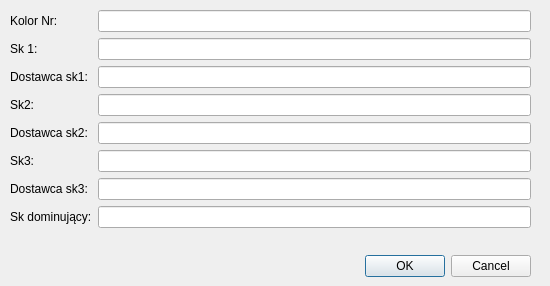
Old version of the form nowyKolorDialog.ui in the repository militia11/shoes.
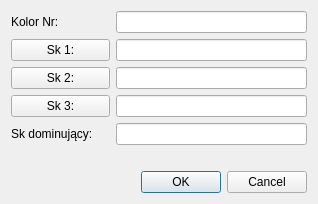
New version of the form. Icons and pictures are not drawn.

Diff of the .ui file:
```diff
--- a/nowyKolorDialog.ui
+++ b/nowyKolorDialog.ui
@@ -6,148 +6,200 @@
    <rect>
     <x>0</x>
     <y>0</y>
-    <width>550</width>
-    <height>286</height>
+    <width>318</width>
+    <height>204</height>
    </rect>
   </property>
   <property name="windowTitle">
    <string>Dodaj kolor</string>
   </property>
-  <widget class="QDialogButtonBox" name="buttonBox">
-   <property name="geometry">
-    <rect>
-     <x>190</x>
-     <y>250</y>
-     <width>341</width>
-     <height>32</height>
-    </rect>
-   </property>
-   <property name="orientation">
-    <enum>Qt::Horizontal</enum>
-   </property>
-   <property name="standardButtons">
-    <set>QDialogButtonBox::Cancel|QDialogButtonBox::Ok</set>
-   </property>
-  </widget>
-  <widget class="QWidget" name="layoutWidget">
-   <property name="geometry">
-    <rect>
-     <x>10</x>
-     <y>10</y>
-     <width>521</width>
-     <height>241</height>
-    </rect>
-   </property>
-   <layout class="QFormLayout" name="formLayout">
-    <item row="0" column="0">
-     <widget class="QLabel" name="label_7">
-      <property name="text">
-       <string>Kolor Nr:</string>
-      </property>
-      <property name="alignment">
-       <set>Qt::AlignLeading|Qt::AlignLeft|Qt::AlignVCenter</set>
-      </property>
-     </widget>
-    </item>
-    <item row="1" column="0">
-     <widget class="QLabel" name="label_3">
-      <property name="text">
-       <string>Sk 1:</string>
-      </property>
-     </widget>
-    </item>
-    <item row="1" column="1">
-     <widget class="QLineEdit" name="lineEditSk1"/>
-    </item>
-    <item row="2" column="0">
-     <widget class="QLabel" name="label_8">
-      <property name="text">
-       <string>Dostawca sk1:</string>
-      </property>
-     </widget>
-    </item>
-    <item row="2" column="1">
-     <widget class="QLineEdit" name="lineEditSk1d"/>
-    </item>
-    <item row="3" column="0">
-     <widget class="QLabel" name="label_9">
-      <property name="text">
-       <string>Sk2:</string>
-      </property>
-     </widget>
-    </item>
-    <item row="3" column="1">
-     <widget class="QLineEdit" name="lineEditSk2"/>
-    </item>
-    <item row="4" column="0">
-     <widget class="QLabel" name="label_5">
-      <property name="text">
-       <string>Dostawca sk2:</string>
-      </property>
-     </widget>
-    </item>
-    <item row="4" column="1">
-     <widget class="QLineEdit" name="lineEditSk2d"/>
-    </item>
-    <item row="5" column="0">
-     <widget class="QLabel" name="label_6">
-      <property name="text">
-       <string>Sk3:</string>
-      </property>
-     </widget>
-    </item>
-    <item row="5" column="1">
-     <widget class="QLineEdit" name="lineEditSk3"/>
-    </item>
-    <item row="6" column="0">
-     <widget class="QLabel" name="label_10">
-      <property name="text">
-       <string>&lt;html&gt;&lt;head/&gt;&lt;body&gt;&lt;p&gt;Dostawca sk3:&lt;/p&gt;&lt;/body&gt;&lt;/html&gt;</string>
-      </property>
-     </widget>
-    </item>
-    <item row="6" column="1">
-     <widget class="QLineEdit" name="lineEditSk3d">
-      <property name="styleSheet">
-       <string notr="true"/>
-      </property>
-      <property name="frame">
-       <bool>true</bool>
-      </property>
-     </widget>
-    </item>
-    <item row="9" column="1">
-     <spacer name="verticalSpacer_2">
-      <property name="orientation">
-       <enum>Qt::Vertical</enum>
-      </property>
-      <property name="sizeHint" stdset="0">
-       <size>
-        <width>40</width>
-        <height>2</height>
-       </size>
-      </property>
-     </spacer>
-    </item>
-    <item row="7" column="1">
-     <widget class="QLineEdit" name="lineEditSkDominujacy">
-      <property name="styleSheet">
-       <string notr="true"/>
-      </property>
-     </widget>
-    </item>
-    <item row="7" column="0">
-     <widget class="QLabel" name="label_4">
-      <property name="text">
-       <string>&lt;html&gt;&lt;head/&gt;&lt;body&gt;&lt;p&gt;Sk dominujący:&lt;/p&gt;&lt;/body&gt;&lt;/html&gt;</string>
-      </property>
-     </widget>
-    </item>
-    <item row="0" column="1">
-     <widget class="QLineEdit" name="spinBox"/>
-    </item>
-   </layout>
-  </widget>
+  <layout class="QVBoxLayout" name="verticalLayout">
+   <item>
+    <layout class="QFormLayout" name="formLayout">
+     <item row="0" column="0">
+      <widget class="QLabel" name="label_7">
+       <property name="text">
+        <string>Kolor Nr:</string>
+       </property>
+       <property name="alignment">
+        <set>Qt::AlignLeading|Qt::AlignLeft|Qt::AlignVCenter</set>
+       </property>
+      </widget>
+     </item>
+     <item row="0" column="1">
+      <widget class="QLineEdit" name="spinBox"/>
+     </item>
+     <item row="1" column="1">
+      <widget class="QLineEdit" name="lineEditSk1">
+       <property name="readOnly">
+        <bool>true</bool>
+       </property>
+      </widget>
+     </item>
+     <item row="2" column="1">
+      <widget class="QLineEdit" name="lineEditSk2">
+       <property name="readOnly">
+        <bool>true</bool>
+       </property>
+      </widget>
+     </item>
+     <item row="3" column="1">
+      <widget class="QLineEdit" name="lineEditSk3">
+       <property name="readOnly">
+        <bool>true</bool>
+       </property>
+      </widget>
+     </item>
+     <item row="4" column="0">
+      <widget class="QLabel" name="label_4">
+       <property name="text">
+        <string>&lt;html&gt;&lt;head/&gt;&lt;body&gt;&lt;p&gt;Sk dominujący:&lt;/p&gt;&lt;/body&gt;&lt;/html&gt;</string>
+       </property>
+      </widget>
+     </item>
+     <item row="4" column="1">
+      <widget class="QLineEdit" name="lineEditSkDominujacy">
+       <property name="styleSheet">
+        <string notr="true"/>
+       </property>
+      </widget>
+     </item>
+     <item row="1" column="0">
+      <widget class="QPushButton" name="pushButton_2">
+       <property name="sizePolicy">
+        <sizepolicy hsizetype="Minimum" vsizetype="Minimum">
+         <horstretch>0</horstretch>
+         <verstretch>0</verstretch>
+        </sizepolicy>
+       </property>
+       <property name="minimumSize">
+        <size>
+         <width>99</width>
+         <height>22</height>
+        </size>
+       </property>
+       <property name="maximumSize">
+        <size>
+         <width>36</width>
+         <height>36</height>
+        </size>
+       </property>
+       <property name="toolTip">
+        <string>Dodaj klienta</string>
+       </property>
+       <property name="text">
+        <string>Sk 1:</string>
+       </property>
+       <property name="icon">
+        <iconset resource="zasoby.qrc">
+         <normaloff>:/zasoby/add.png</normaloff>:/zasoby/add.png</iconset>
+       </property>
+       <property name="iconSize">
+        <size>
+         <width>15</width>
+         <height>26</height>
+        </size>
+       </property>
+       <property name="autoDefault">
+        <bool>false</bool>
+       </property>
+      </widget>
+     </item>
+     <item row="2" column="0">
+      <widget class="QPushButton" name="pushButton_3">
+       <property name="sizePolicy">
+        <sizepolicy hsizetype="Minimum" vsizetype="Minimum">
+         <horstretch>0</horstretch>
+         <verstretch>0</verstretch>
+        </sizepolicy>
+       </property>
+       <property name="minimumSize">
+        <size>
+         <width>99</width>
+         <height>22</height>
+        </size>
+       </property>
+       <property name="maximumSize">
+        <size>
+         <width>36</width>
+         <height>36</height>
+        </size>
+       </property>
+       <property name="toolTip">
+        <string>Dodaj klienta</string>
+       </property>
+       <property name="text">
+        <string>Sk 2:</string>
+       </property>
+       <property name="icon">
+        <iconset resource="zasoby.qrc">
+         <normaloff>:/zasoby/add.png</normaloff>:/zasoby/add.png</iconset>
+       </property>
+       <property name="iconSize">
+        <size>
+         <width>15</width>
+         <height>26</height>
+        </size>
+       </property>
+       <property name="autoDefault">
+        <bool>false</bool>
+       </property>
+      </widget>
+     </item>
+     <item row="3" column="0">
+      <widget class="QPushButton" name="pushButton_4">
+       <property name="sizePolicy">
+        <sizepolicy hsizetype="Minimum" vsizetype="Minimum">
+         <horstretch>0</horstretch>
+         <verstretch>0</verstretch>
+        </sizepolicy>
+       </property>
+       <property name="minimumSize">
+        <size>
+         <width>99</width>
+         <height>22</height>
+        </size>
+       </property>
+       <property name="maximumSize">
+        <size>
+         <width>36</width>
+         <height>36</height>
+        </size>
+       </property>
+       <property name="toolTip">
+        <string>Dodaj klienta</string>
+       </property>
+       <property name="text">
+        <string>Sk 3:</string>
+       </property>
+       <property name="icon">
+        <iconset resource="zasoby.qrc">
+         <normaloff>:/zasoby/add.png</normaloff>:/zasoby/add.png</iconset>
+       </property>
+       <property name="iconSize">
+        <size>
+         <width>15</width>
+         <height>26</height>
+        </size>
+       </property>
+       <property name="autoDefault">
+        <bool>false</bool>
+       </property>
+      </widget>
+     </item>
+    </layout>
+   </item>
+   <item>
+    <widget class="QDialogButtonBox" name="buttonBox">
+     <property name="orientation">
+      <enum>Qt::Horizontal</enum>
+     </property>
+     <property name="standardButtons">
+      <set>QDialogButtonBox::Cancel|QDialogButtonBox::Ok</set>
+     </property>
+    </widget>
+   </item>
+  </layout>
  </widget>
  <tabstops>
   <tabstop>spinBox</tabstop>
```
Left out of the diff: 7 changed lines with no effect on the pictures.
